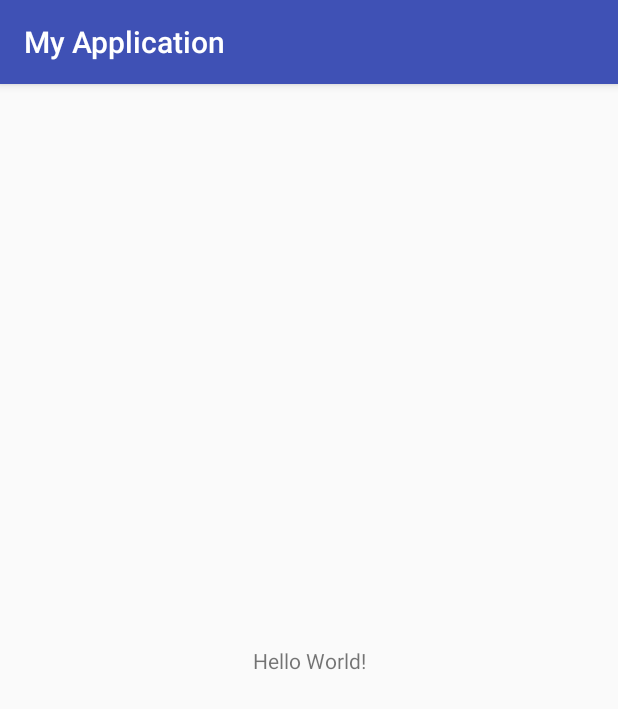
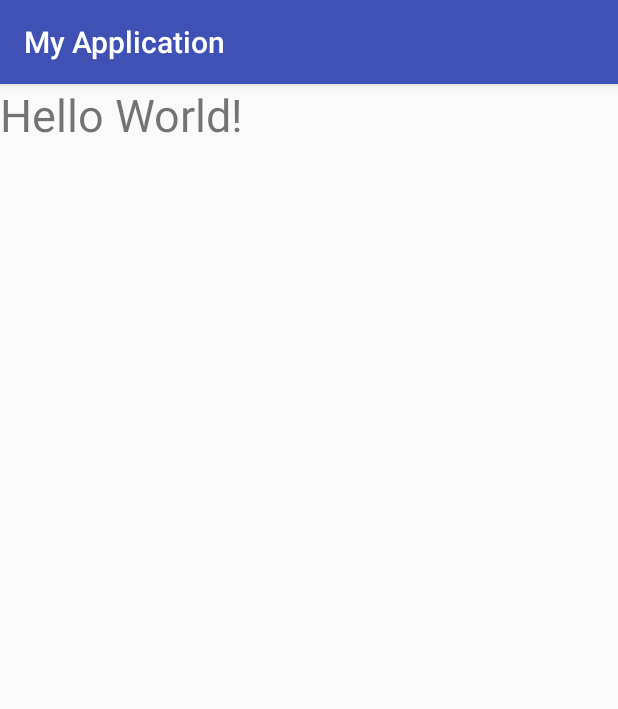
Before and after one commit to liuxiting/liuxitingapp, an Android app: the screen it shows after launch (MainActivity), on a phone screen of 412 x 824 dp. Shown: the top 709 px of the screen. Run offline under Robolectric (Android 15) with nearby library versions, the phone set to English and light mode, and no system bars.

Commit message:
2017 11 07 手势监听

```diff
--- a/MyApplication/app/src/main/java/com/sdk/lxting/myapplication/MainActivity.java
+++ b/MyApplication/app/src/main/java/com/sdk/lxting/myapplication/MainActivity.java
@@ -2,12 +2,81 @@ package com.sdk.lxting.myapplication;
 
 import android.support.v7.app.AppCompatActivity;
 import android.os.Bundle;
+import android.view.GestureDetector;
+import android.view.MotionEvent;
+import android.widget.TextView;
+import android.widget.Toast;
 
-public class MainActivity extends AppCompatActivity {
-
+public class MainActivity extends AppCompatActivity implements  GestureDetector.OnGestureListener{
+    private TextView text;
+    GestureDetector detector;
+    private  float fontSize=30;
     @Override
     protected void onCreate(Bundle savedInstanceState) {
         super.onCreate(savedInstanceState);
         setContentView(R.layout.activity_main);
+        text= (TextView) findViewById(R.id.text);
+        text.setTextSize(fontSize);
+        detector=new GestureDetector(this,this);
+
     }
+    @Override
+    public boolean onTouchEvent(MotionEvent e)
+    {
+        return detector.onTouchEvent(e);
+    }
+    @Override
+    public boolean onDown(MotionEvent motionEvent) {
+        showShortToast("The method has been called - onDown");
+        return false;
+    }
+
+    @Override
+    public void onShowPress(MotionEvent motionEvent) {
+        showShortToast("The method has been called - onShowPress");
+    }
+
+    @Override
+    public boolean onSingleTapUp(MotionEvent motionEvent) {
+        showShortToast("The method has been called - onSingleTapUp");
+        return false;
+    }
+
+    @Override
+    public boolean onScroll(MotionEvent motionEvent, MotionEvent motionEvent1, float vx, float vy)
+    {
+        showShortToast("The method has been called - onScroll");
+        if (vx>0){
+            if (fontSize>10){
+                fontSize-=5;
+                text.setTextSize(fontSize);
+
+            }
+        }else {
+            if (fontSize<60){
+                fontSize+=5;
+                text.setTextSize(fontSize);
+
+            }
+
+        }
+        return false;
+    }
+
+    @Override
+    public void onLongPress(MotionEvent motionEvent) {
+        showShortToast("The method has been called - onFling");
+    }
+
+    @Override
+    public boolean onFling(MotionEvent motionEvent, MotionEvent motionEvent1, float v, float v1) {
+        showShortToast("The method has been called - onFling");
+        return false;
+    }
+    //我们将Toast封装一下，以便调用时只需要传入待显示的消息，而略去了填写Context和持续时间等参数。
+    public void showShortToast(String message){
+        Toast.makeText(this.getApplicationContext(), message, Toast.LENGTH_SHORT).show();
+    }
+
+
 }
--- a/MyApplication/app/src/main/res/layout/activity_main.xml
+++ b/MyApplication/app/src/main/res/layout/activity_main.xml
@@ -1,5 +1,6 @@
 <?xml version="1.0" encoding="utf-8"?>
-<android.support.constraint.ConstraintLayout xmlns:android="http://schemas.android.com/apk/res/android"
+<RelativeLayout
+    xmlns:android="http://schemas.android.com/apk/res/android"
     xmlns:app="http://schemas.android.com/apk/res-auto"
     xmlns:tools="http://schemas.android.com/tools"
     android:layout_width="match_parent"
@@ -7,12 +8,10 @@
     tools:context="com.sdk.lxting.myapplication.MainActivity">
 
     <TextView
+        android:id="@+id/text"
         android:layout_width="wrap_content"
         android:layout_height="wrap_content"
         android:text="Hello World!"
-        app:layout_constraintBottom_toBottomOf="parent"
-        app:layout_constraintLeft_toLeftOf="parent"
-        app:layout_constraintRight_toRightOf="parent"
-        app:layout_constraintTop_toTopOf="parent" />
+   />
 
-</android.support.constraint.ConstraintLayout>
+</RelativeLayout>
```
